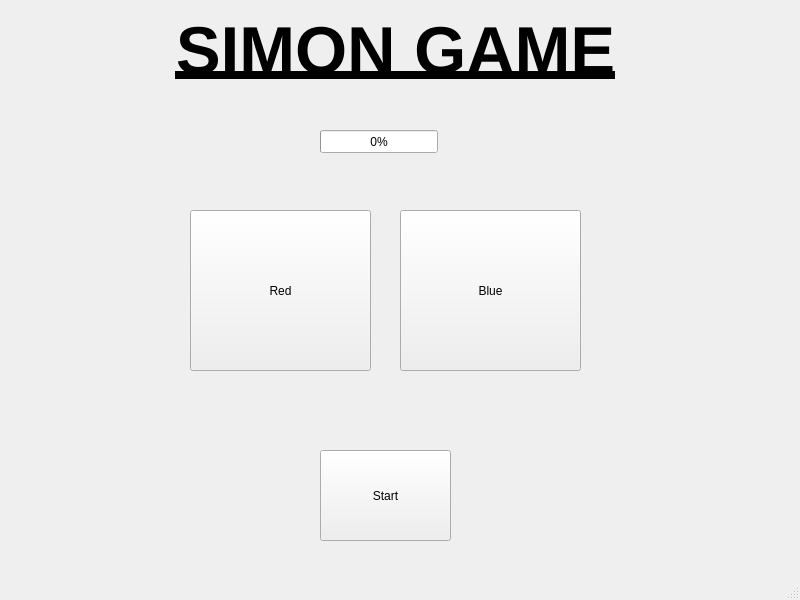
The window that A6_Qt_Simon_Game/mainwindow.ui (jimmyjtrinh/A6-Simon-Game) describes before a commit, drawn with Qt 5.
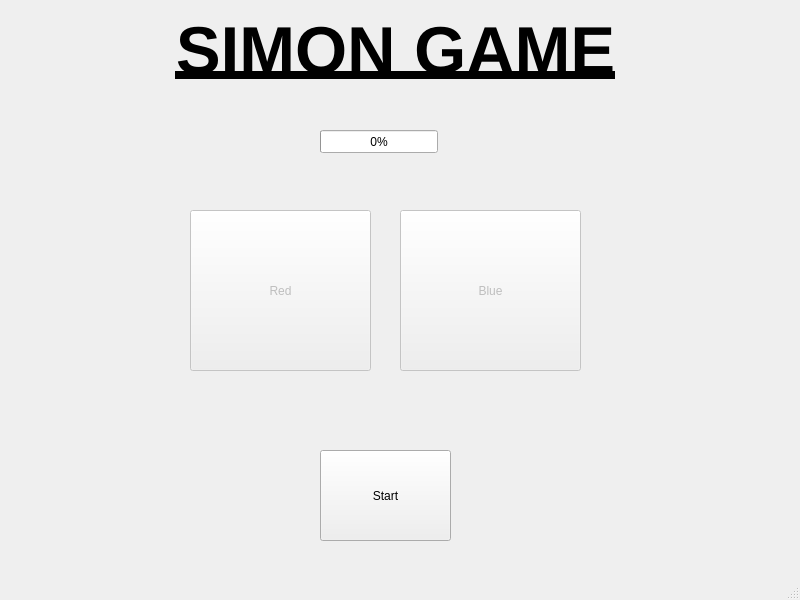
The same window after the commit.

What changed in the file:
```diff
--- a/A6_Qt_Simon_Game/mainwindow.ui
+++ b/A6_Qt_Simon_Game/mainwindow.ui
@@ -15,6 +15,9 @@
   </property>
   <widget class="QWidget" name="centralwidget">
    <widget class="QPushButton" name="redButton">
+    <property name="enabled">
+     <bool>false</bool>
+    </property>
     <property name="geometry">
      <rect>
       <x>190</x>
@@ -28,6 +31,9 @@
     </property>
    </widget>
    <widget class="QPushButton" name="blueButton">
+    <property name="enabled">
+     <bool>false</bool>
+    </property>
     <property name="geometry">
      <rect>
       <x>400</x>
```
